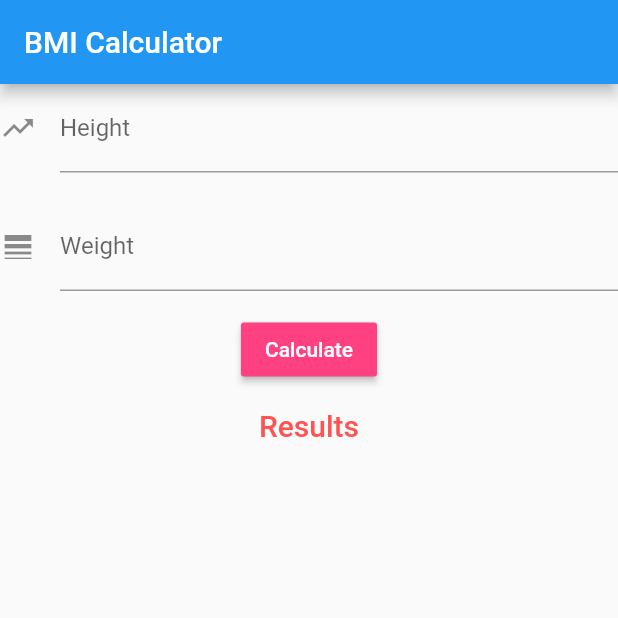
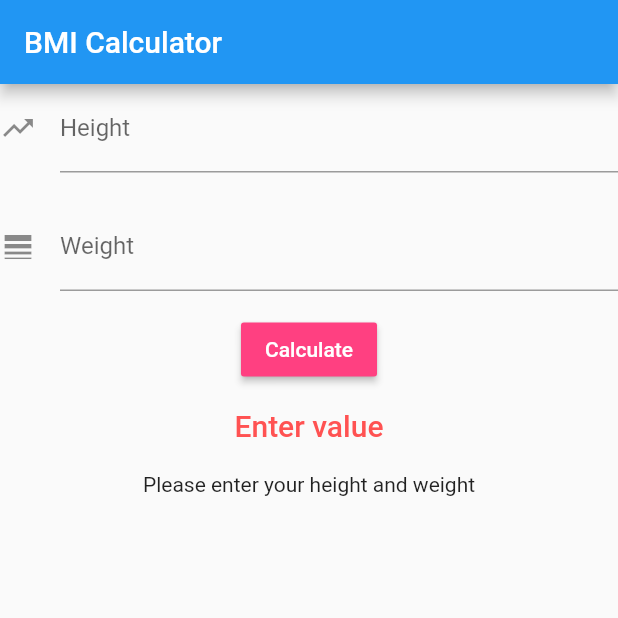
Before and after one commit to SkyMalcolm/bmi_app, a Flutter app: the screen it shows after launch, after a tap on "Calculate", on a phone screen of 412 x 824 dp, the top half of it. Run offline on Flutter 3.47's test engine with Material 2 defaults, Android fonts, the phone set to English and light mode, and no system bars.

Commit message:
function and messaging

```diff
--- a/lib/main.dart
+++ b/lib/main.dart
@@ -52,13 +52,36 @@ class _MyHomePageState extends State<MyHomePage> {
   final TextEditingController _heightController = TextEditingController();
   final TextEditingController _weightController = TextEditingController();
 
+  double? _bmi;
+  String _message = "Please enter your height and weight";
+
   void calculateBMI() {
-    double height = double.parse(_heightController.text);
-    double weight = double.parse(_weightController.text);
+    final height = double.parse(_heightController.text);
+    final weight = double.parse(_weightController.text);
 
-    double bmi = weight / pow(height / 100, 2);
+    double bmiResult = weight / pow(height / 100, 2);
 
-    print(bmi);
+    if (height == null || height <= 0 || weight == null || weight <= 0) {
+      setState(() {
+        _message = "Your height and weigh must be positive numbers";
+      });
+      return;
+    }
+
+    setState(() {
+      _bmi = bmiResult;
+      if (_bmi! < 18.5) {
+        _message = "You are underweight";
+      } else if (_bmi! < 25) {
+        _message = 'You body is fine';
+      } else if (_bmi! < 30) {
+        _message = 'You are overweight';
+      } else if (_bmi! < 35) {
+        _message = 'You are obese';
+      } else {
+        _message = 'You are extremely obese';
+      }
+    });
   }
 
   @override
@@ -94,12 +117,14 @@ class _MyHomePageState extends State<MyHomePage> {
               onPressed: calculateBMI),
           SizedBox(height: 15),
           Text(
-            "Results",
+            _bmi == null ? "Enter value" : _bmi!.toStringAsFixed(2),
             style: TextStyle(
                 color: Colors.redAccent,
                 fontSize: 20,
                 fontWeight: FontWeight.w500),
           ),
+          SizedBox(height: 20),
+          Text(_message)
         ],
       ),
     );
```
